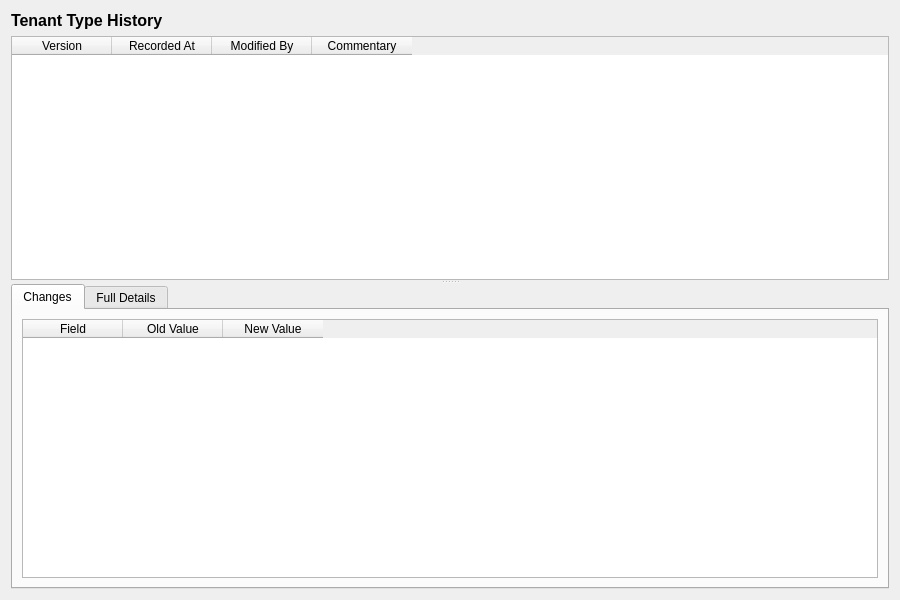
Old version of the form projects/ores.qt/ui/TenantTypeHistoryDialog.ui in the repository OreStudio/OreStudio.
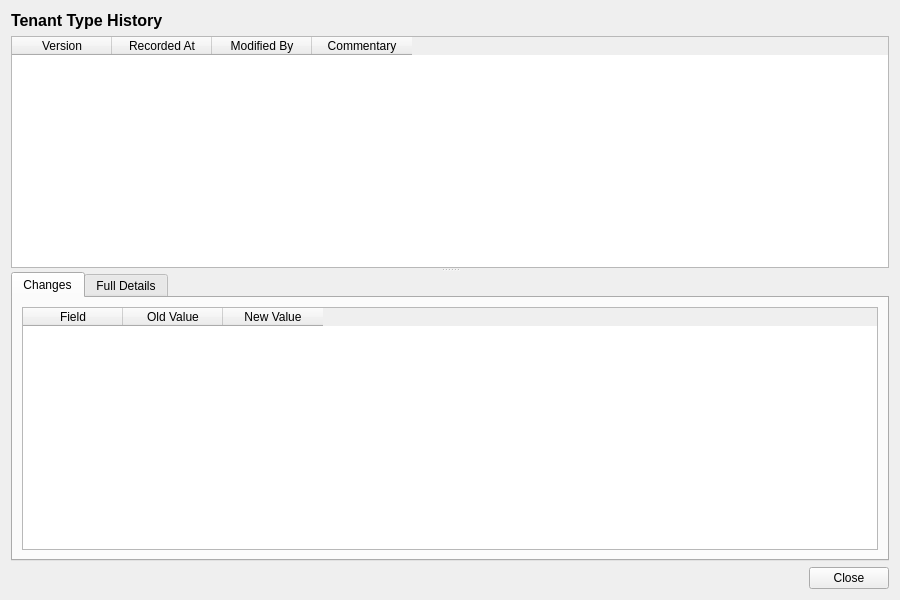
New version of the form.

Commit message: [qt] Remove toolbars from detail dialogs; add Close button throughout

Patch:
```diff
--- a/projects/ores.qt/ui/TenantTypeHistoryDialog.ui
+++ b/projects/ores.qt/ui/TenantTypeHistoryDialog.ui
@@ -265,6 +265,27 @@
      </widget>
     </widget>
    </item>
+   <item>
+    <layout class="QHBoxLayout" name="buttonLayout">
+     <item>
+      <spacer name="horizontalSpacer">
+       <property name="orientation">
+        <enum>Qt::Horizontal</enum>
+       </property>
+       <property name="sizeHint" stdset="0">
+        <size><width>40</width><height>20</height></size>
+       </property>
+      </spacer>
+     </item>
+     <item>
+      <widget class="QPushButton" name="closeButton">
+       <property name="text">
+        <string>Close</string>
+       </property>
+      </widget>
+     </item>
+    </layout>
+   </item>
   </layout>
  </widget>
  <resources/>
```
Left out of the diff: 6 changed lines with no effect on the pictures. The commit also changes 201 other files.
